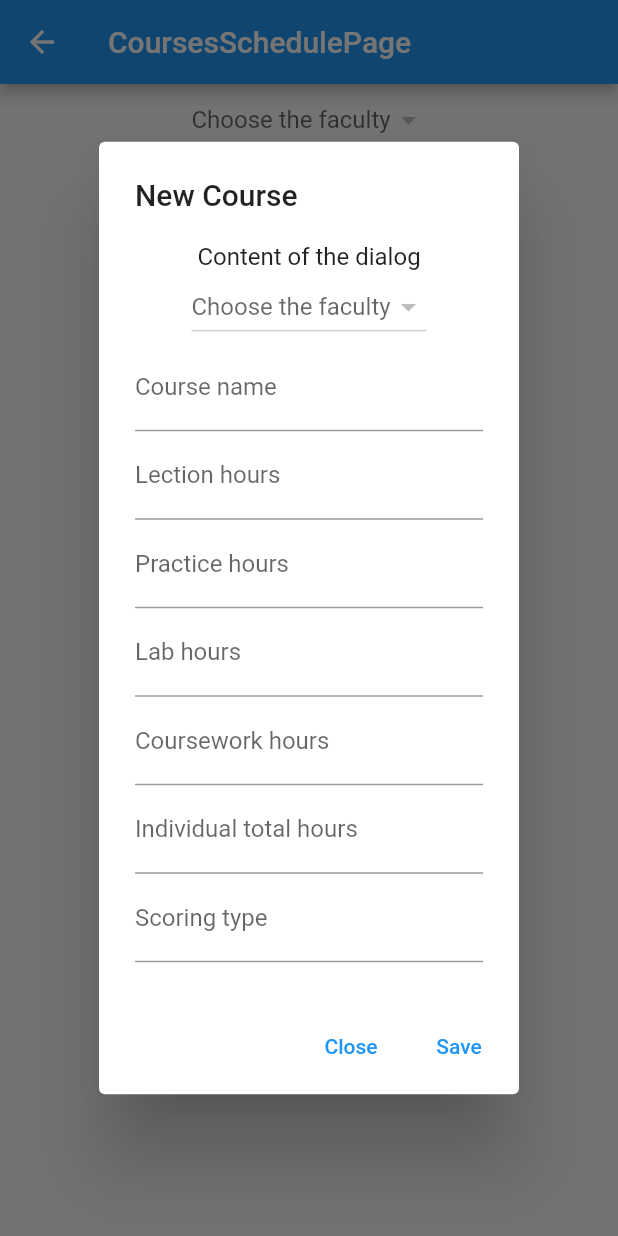
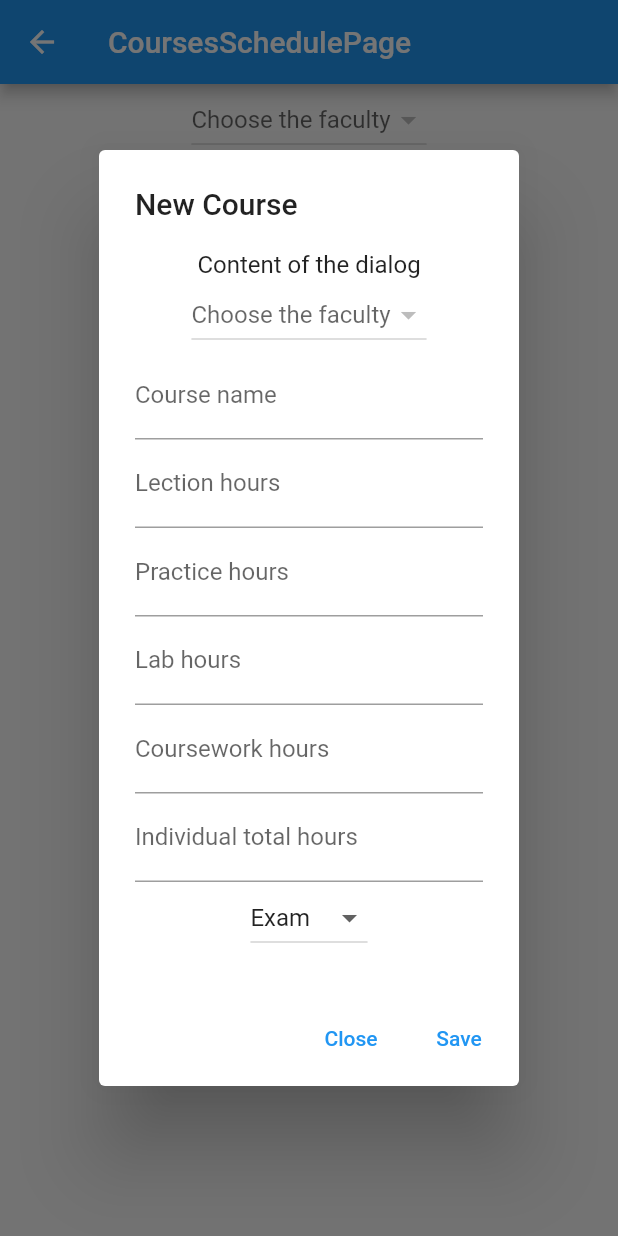
Before and after one commit to chern-kp/student_app_KPNU, a Flutter app: the CoursesSchedulePage screen opened directly, after a tap on "Add New Course", on a phone screen of 412 x 824 dp. Run offline on Flutter 3.47's test engine with Material 2 defaults, Android fonts, the phone set to English and light mode, and no system bars; our stand-ins replace cloud_firestore, firebase_auth, firebase_core; accounts and stored records are empty.

```diff
--- a/lib/pages/new_course_dialog.dart
+++ b/lib/pages/new_course_dialog.dart
@@ -9,8 +9,10 @@ import '../class/course_class.dart';
 import '../components/my_dropdownmenu_semeter.dart';
 
 class NewCourseDialog extends StatefulWidget {
-  NewCourseDialog({super.key, this.isEdit = false, this.course});
+  NewCourseDialog(
+      {super.key, this.isEdit = false, this.course, this.isRecordBook = false});
   bool isEdit;
+  bool isRecordBook;
   final Course? course;
 
   @override
@@ -39,6 +41,8 @@ class _NewCourseDialogState extends State<NewCourseDialog> {
       creditsOverallTotalFieldController.text =
           widget.course!.creditsOverallTotalField.toString();
       scoringTypeController.text = widget.course!.scoringTypeField.toString();
+    } else {
+      scoringTypeController.text = 'Exam';
     }
   }
 
@@ -59,7 +63,7 @@ class _NewCourseDialogState extends State<NewCourseDialog> {
   late Future<String> selectedSemester =
       DatabaseService.getStudentField(user.email, 'Current Semester');
 
-  TextButton saveButton(BuildContext context) {
+  TextButton _saveButton(BuildContext context) {
     return TextButton(
       child: Text('Save'),
       onPressed: () async {
@@ -119,30 +123,9 @@ class _NewCourseDialogState extends State<NewCourseDialog> {
     );
   }
 
-  @override
-  Widget build(BuildContext context) {
-    return AlertDialog(
-      title: Text('New Course'),
-      content: SingleChildScrollView(
-        child: Column(
-          mainAxisSize: MainAxisSize.min,
+  Widget _coursesScheduleFields() {
+    return Column(
       children: <Widget>[
-            Text('Content of the dialog'),
-            Visibility(
-              visible: !widget.isEdit,
-              child:
-                  MyDropdownMenuSemester(onSelectedItemChanged: (selectedItem) {
-                setState(() {
-                  selectedSemesterPage = selectedItem;
-                });
-              }),
-            ),
-            TextField(
-              controller: nameFieldController,
-              decoration: InputDecoration(
-                labelText: 'Course name',
-              ),
-            ),
         TextField(
           controller: hoursLectionsFieldController,
           decoration: InputDecoration(
@@ -177,11 +160,55 @@ class _NewCourseDialogState extends State<NewCourseDialog> {
             labelText: 'Individual total hours',
           ),
         ),
+      ],
+    );
+  }
+
+  @override
+  Widget build(BuildContext context) {
+    return AlertDialog(
+      title: Text('New Course'),
+      content: SingleChildScrollView(
+        child: Column(
+          mainAxisSize: MainAxisSize.min,
+          children: <Widget>[
+            Text('Content of the dialog'),
+            Visibility(
+              visible: !widget.isEdit,
+              child:
+                  MyDropdownMenuSemester(onSelectedItemChanged: (selectedItem) {
+                setState(() {
+                  selectedSemesterPage = selectedItem;
+                });
+              }),
+            ),
             TextField(
-                controller: scoringTypeController,
+              controller: nameFieldController,
               decoration: InputDecoration(
-                  labelText: 'Scoring type',
-                ))
+                labelText: 'Course name',
+              ),
+            ),
+            Visibility(
+              visible: !widget.isRecordBook,
+              child: _coursesScheduleFields(),
+            ),
+            DropdownButton<String>(
+              value: scoringTypeController.text.isEmpty
+                  ? null
+                  : scoringTypeController.text,
+              onChanged: (String? newValue) {
+                setState(() {
+                  scoringTypeController.text = newValue!;
+                });
+              },
+              items: <String>['Exam', 'Scoring', 'Other']
+                  .map<DropdownMenuItem<String>>((String value) {
+                return DropdownMenuItem<String>(
+                  value: value,
+                  child: Text(value),
+                );
+              }).toList(),
+            ),
           ],
         ),
       ),
@@ -192,7 +219,7 @@ class _NewCourseDialogState extends State<NewCourseDialog> {
             Navigator.of(context).pop();
           },
         ),
-        saveButton(context),
+        _saveButton(context),
       ],
     );
   }
```
Also changed, not shown: lib/pages/record_book_page.dart (+20 -1 lines). Lines whose indentation alone changed are shown as unchanged.
